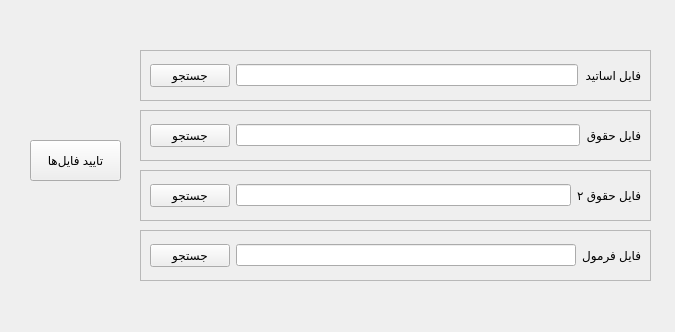
The window that rawUi/prompt.ui (soda-sh/uni-salary) describes before a commit, drawn with Qt 5.
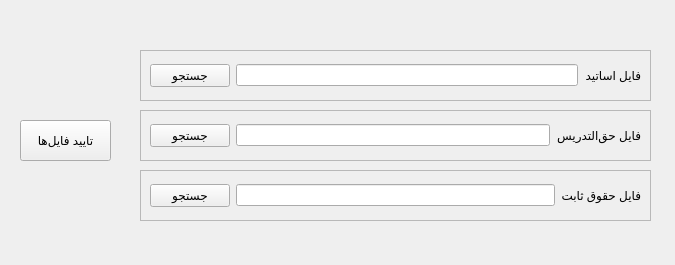
The same window after the commit.

```diff
--- a/rawUi/prompt.ui
+++ b/rawUi/prompt.ui
@@ -7,7 +7,7 @@
     <x>0</x>
     <y>0</y>
     <width>675</width>
-    <height>332</height>
+    <height>265</height>
    </rect>
   </property>
   <property name="windowTitle">
@@ -42,7 +42,7 @@
     <item row="0" column="3">
      <widget class="QLabel" name="profSalaryLabel">
       <property name="text">
-       <string>فایل حقوق</string>
+       <string>فایل حق‌التدریس</string>
       </property>
      </widget>
     </item>
@@ -86,8 +86,8 @@
   <widget class="QPushButton" name="confirmFilesBtn">
    <property name="geometry">
     <rect>
-     <x>30</x>
-     <y>140</y>
+     <x>20</x>
+     <y>120</y>
      <width>91</width>
      <height>41</height>
     </rect>
@@ -118,7 +118,7 @@
     <item row="0" column="3">
      <widget class="QLabel" name="profSalaryLabel2">
       <property name="text">
-       <string>فایل حقوق ۲</string>
+       <string>فایل حقوق ثابت</string>
       </property>
      </widget>
     </item>
@@ -131,41 +131,6 @@
     </item>
    </layout>
   </widget>
-  <widget class="QFrame" name="profFormulaFrame">
-   <property name="geometry">
-    <rect>
-     <x>140</x>
-     <y>230</y>
-     <width>511</width>
-     <height>51</height>
-    </rect>
-   </property>
-   <property name="frameShape">
-    <enum>QFrame::StyledPanel</enum>
-   </property>
-   <property name="frameShadow">
-    <enum>QFrame::Raised</enum>
-   </property>
-   <layout class="QGridLayout" name="gridLayout_4">
-    <item row="0" column="1">
-     <widget class="QLineEdit" name="profFormulaPath"/>
-    </item>
-    <item row="0" column="3">
-     <widget class="QLabel" name="profFormulaLabel">
-      <property name="text">
-       <string>فایل فرمول</string>
-      </property>
-     </widget>
-    </item>
-    <item row="0" column="0">
-     <widget class="QPushButton" name="profFormulaExploreBtn">
-      <property name="text">
-       <string>جستجو</string>
-      </property>
-     </widget>
-    </item>
-   </layout>
-  </widget>
  </widget>
  <resources/>
  <connections/>
```
